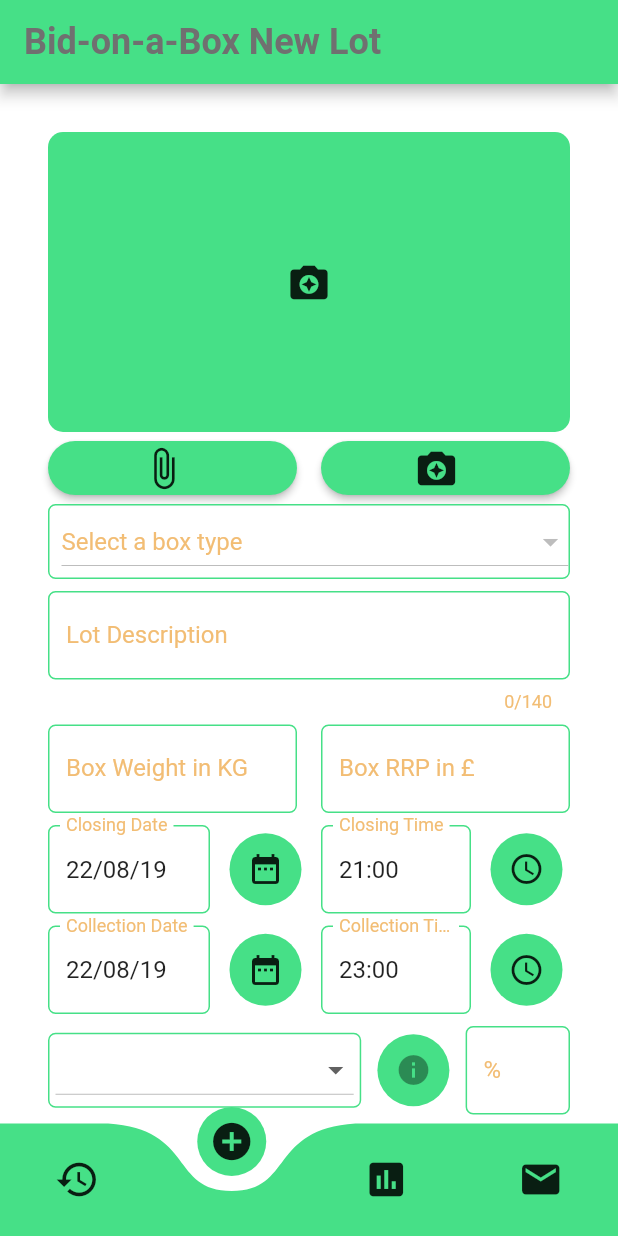
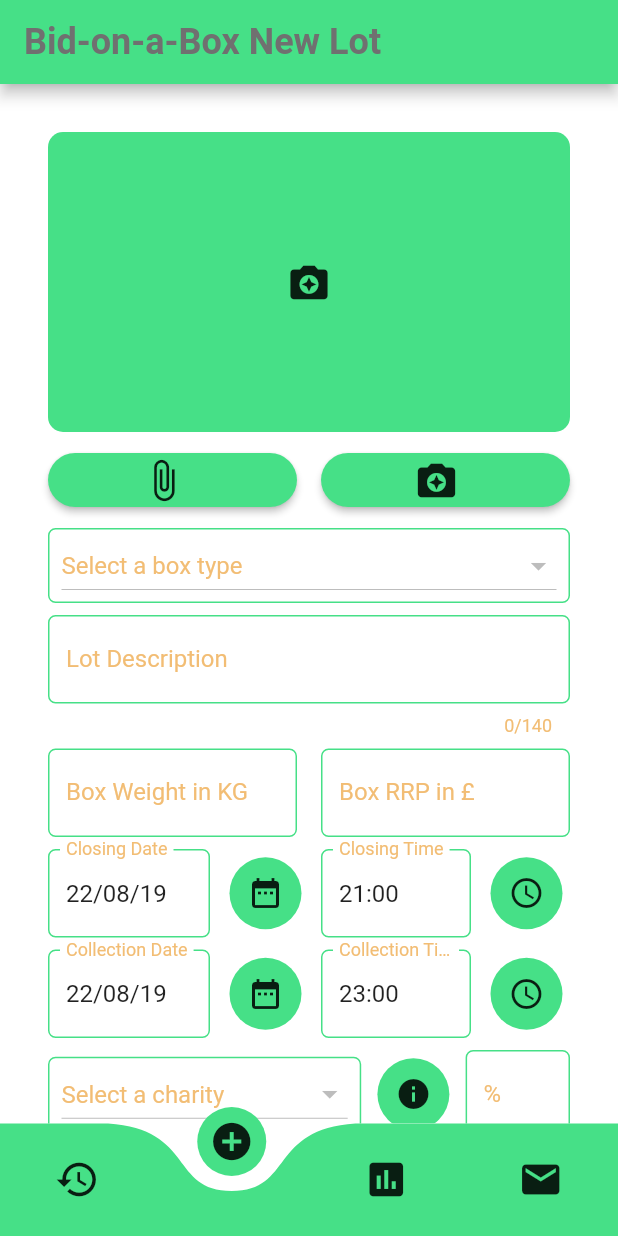
Before and after one commit to Tezza27/bid_on_a_box_supermarket, a Flutter app: the screen it shows after launch, item 2 of the bottom bar chosen, on a phone screen of 412 x 824 dp. Run offline on Flutter 3.47's test engine with Material 2 defaults, Android fonts, the phone set to English and light mode, and no system bars; drawn by our look-alikes of curved_navigation_bar; our stand-ins replace cloud_firestore, firebase_storage, image_picker; accounts and stored records are empty.

Commit message:
The charity dropdown button is now fed by Firestore data and the button for charity detail takes you to the charity detail screen.

```diff
--- /dev/null
+++ b/lib/utils/screens/charity_detail_screen.dart
@@ -0,0 +1,55 @@
+import 'package:flutter/material.dart';
+
+class CharityDetailScreen extends StatelessWidget {
+//  final document;
+
+//  CharityDetailScreen(this.document);
+
+  @override
+  Widget build(BuildContext context) {
+    return Scaffold(
+        appBar: AppBar(title: Text("Charity Name")),
+        body: SingleChildScrollView(
+          child: Padding(
+              padding: const EdgeInsets.only(top: 16.0, left: 32, right: 32),
+              child: Column(children: <Widget>[
+                Text("Charity Description"),
+                Text("CONTACT:"),
+                Row(
+                  children: <Widget>[
+                    Column(
+                      children: <Widget>[
+                        Text("Address 1"),
+                        Text("Address 2"),
+                        Text("Town"),
+                        Text("County"),
+                        Text("Postcode"),
+                      ],
+                    ),
+                    Column(
+                      children: <Widget>[
+                        Text("Contact"),
+                        Text("Name"),
+                        Text("Telephone"),
+                        Text("email"),
+                      ],
+                    )
+                  ],
+                ),
+                Text("Charity Description"),
+                Text("Charity Description"),
+                Text("Charity Description"),
+                Text("Charity Description"),
+                Text("Charity Description"),
+                Text("Charity Description"),
+                Text("Charity Description"),
+                Text("Charity Description"),
+              ])),
+        ));
+  }
+
+//  String _auctionStatus() {
+//    return "Difference";
+//  }
+
+}
--- a/lib/utils/screens/new_lot_screen.dart
+++ b/lib/utils/screens/new_lot_screen.dart
@@ -4,6 +4,7 @@ import 'dart:io';
 import 'package:bid_on_a_box_supermarket/main.dart';
 import 'package:bid_on_a_box_supermarket/utils/models/box_class.dart';
 import 'package:bid_on_a_box_supermarket/utils/models/item_class.dart';
+import 'package:bid_on_a_box_supermarket/utils/screens/charity_detail_screen.dart';
 import 'package:bid_on_a_box_supermarket/utils/variables/variables.dart';
 import 'package:cloud_firestore/cloud_firestore.dart';
 import 'package:firebase_storage/firebase_storage.dart';
@@ -26,19 +27,7 @@ class _NewLotState extends State<NewLotScreen> {
   String _closingTime = "21:00";
   String _collectionTime = "23:00";
   var selectedType;
-  var _charityNames = [
-    "",
-    "Charity 1",
-    "Charity 2",
-    "Charity 3",
-    "Charity 4",
-    "Charity 5",
-    "Charity 6",
-    "Charity 7",
-    "Charity 8",
-    "Charity 9",
-    "Charity 10"
-  ];
+  var selectedCharity;
   var _currentBoxTypeSelected = "";
   var _currentCharityNameSelected = "";
 
@@ -98,7 +87,9 @@ class _NewLotState extends State<NewLotScreen> {
                         ),
                       ),
                     ),
-                    Row(
+                    Padding(
+                      padding: const EdgeInsets.only(top: 8.0),
+                      child: Row(
                         children: <Widget>[
                           Expanded(
                             child: Padding(
@@ -107,7 +98,8 @@ class _NewLotState extends State<NewLotScreen> {
                                   label: Text(""),
                                   icon: Icon(Icons.attach_file, size: 30),
                                   shape: RoundedRectangleBorder(
-                                    borderRadius: BorderRadius.circular(30.0)),
+                                      borderRadius: BorderRadius.circular(
+                                          30.0)),
                                   onPressed: _getPicture),
                             ),
                           ),
@@ -118,13 +110,17 @@ class _NewLotState extends State<NewLotScreen> {
                                   label: Text(""),
                                   icon: Icon(Icons.camera_enhance, size: 30),
                                   shape: RoundedRectangleBorder(
-                                    borderRadius: BorderRadius.circular(30.0)),
+                                      borderRadius: BorderRadius.circular(
+                                          30.0)),
                                   onPressed: _takePicture),
                             ),
                           ),
                         ],
                       ),
-                    Container(
+                    ),
+                    Padding(
+                      padding: const EdgeInsets.only(top: 8.0),
+                      child: Container(
                         decoration: BoxDecoration(
                             border:
                             Border.all(color: Theme
@@ -138,12 +134,13 @@ class _NewLotState extends State<NewLotScreen> {
                                 .snapshots(),
                             builder: (context, snapshot) {
                               if (!snapshot.hasData) {
-                              Center(
+                                return Center(
                                   child: Column(
                                     children: <Widget>[
                                       Text("Loading data..."),
                                       Padding(
-                                      padding: const EdgeInsets.only(top: 32.0),
+                                        padding: const EdgeInsets.only(
+                                            top: 32.0),
                                         child: LinearProgressIndicator(),
                                       ),
                                     ],
@@ -159,11 +156,13 @@ class _NewLotState extends State<NewLotScreen> {
                                   typeItems.add(DropdownMenuItem(
                                     child: Text(
                                         "${typeSnap.data["type"].toString()}"),
-                                  value: "${typeSnap.data["type"].toString()}",
+                                    value: "${typeSnap.data["type"]
+                                        .toString()}",
                                   ));
                                 }
                                 return Padding(
-                                padding: const EdgeInsets.only(left: 8.0),
+                                  padding: const EdgeInsets.only(
+                                      right: 8.0, left: 8.0),
                                   child: DropdownButton(
                                     // ignore: missing_return
                                     items: typeItems,
@@ -180,6 +179,7 @@ class _NewLotState extends State<NewLotScreen> {
                                 );
                               }
                             }),
+                      ),
                     ),
                     Padding(
                       padding: const EdgeInsets.only(top: 8.0),
@@ -409,31 +409,70 @@ class _NewLotState extends State<NewLotScreen> {
                                 flex: 6,
                                 child: Container(
                                   decoration: BoxDecoration(
-                                      border: Border.all(
-                                          color: Theme.of(context).buttonColor),
+                                      border:
+                                      Border.all(color: Theme
+                                          .of(context)
+                                          .buttonColor),
                                       borderRadius: BorderRadius.circular(5.0)),
-                                  child: Padding(
+                                  child: StreamBuilder<QuerySnapshot>(
+                                      stream: Firestore.instance
+                                          .collection("charities").orderBy(
+                                          "charityName", descending: false)
+                                          .snapshots(),
+                                      builder: (context, snapshot) {
+                                        if (!snapshot.hasData) {
+                                          return Center(
+                                            child: Column(
+                                              children: <Widget>[
+                                                Text("Loading data..."),
+                                                Padding(
+                                                  padding: const EdgeInsets
+                                                      .only(top: 32.0),
+                                                  child: LinearProgressIndicator(),
+                                                ),
+                                              ],
+                                            ),
+                                          );
+                                        } else {
+                                          List<
+                                              DropdownMenuItem> charityItems = [
+                                          ];
+                                          for (int i = 0;
+                                          i < snapshot.data.documents.length;
+                                          i++) {
+                                            DocumentSnapshot charitySnap =
+                                            snapshot.data.documents[i];
+                                            charityItems.add(DropdownMenuItem(
+                                              child: Text(
+                                                  "${charitySnap
+                                                      .data["charityName"]
+                                                      .toString()}"),
+                                              value: "${charitySnap
+                                                  .data["charityName"]
+                                                  .toString()}",
+                                            ));
+                                          }
+                                          return Padding(
                                             padding: const EdgeInsets.only(
-                                        right: 4.0, left: 4.0),
-                                    child: DropdownButton<String>(
-                                      //Charity selector
+                                                right: 8.0, left: 8.0),
+                                            child: DropdownButton(
+                                              // ignore: missing_return
+                                              items: charityItems,
                                               isExpanded: true,
-                                      hint:
-                                      Text("Select a charity if donating"),
-                                      items: _charityNames.map((String value) {
-                                        return DropdownMenuItem<String>(
-                                          value: value,
-                                          child: Text(value),
+                                              underline: null,
+                                              hint: Text("Select a charity"),
+                                              onChanged: (charityValue) {
+                                                setState(() {
+                                                  selectedCharity =
+                                                      charityValue;
+                                                });
+                                              },
+                                              value: selectedCharity,
+                                            ),
                                           );
-                                      }).toList(),
-                                      value: _currentCharityNameSelected,
-                                      onChanged: (String newCharitySelected) {
-                                        _onDropdownCharitySelected(
-                                            newCharitySelected);
-                                      },
-                                    ),
-                                  ),
-                                )),
+                                        }
+                                      }),
+                                ),),
                             Flexible(
                               flex: 2,
                               child: Center(
@@ -444,7 +483,13 @@ class _NewLotState extends State<NewLotScreen> {
                                         color: Theme.of(context).buttonColor),
                                     child: IconButton(
                                         icon: Icon(Icons.info),
-                                        onPressed: null),
+                                      onPressed: () {
+                                        Navigator.push(
+                                            context,
+                                            MaterialPageRoute(
+                                                builder: (context) =>
+                                                    CharityDetailScreen()));
+                                      },),
                                   ),
                                 ),
                               ),
@@ -600,7 +645,6 @@ class _NewLotState extends State<NewLotScreen> {
       _descriptionController.text = "";
       _weightController.text = "";
       _priceController.text = "";
-      _currentCharityNameSelected = _charityNames[0];
       _charityPCController.text = "";
       _closingDateController.text = DateFormat('dd/MM/yy').format(_currentDate);
       _closingTimeController.text = _closingTime.toString();
```
Also changed, not shown: lib/utils/screens/lot_detail_screen.dart (+55 -19 lines), lib/utils/services/item_bid_data.dart (+11 -6 lines), lib/utils/templates/bid_history_card.dart (+32 -28 lines). Lines whose indentation alone changed are shown as unchanged.
